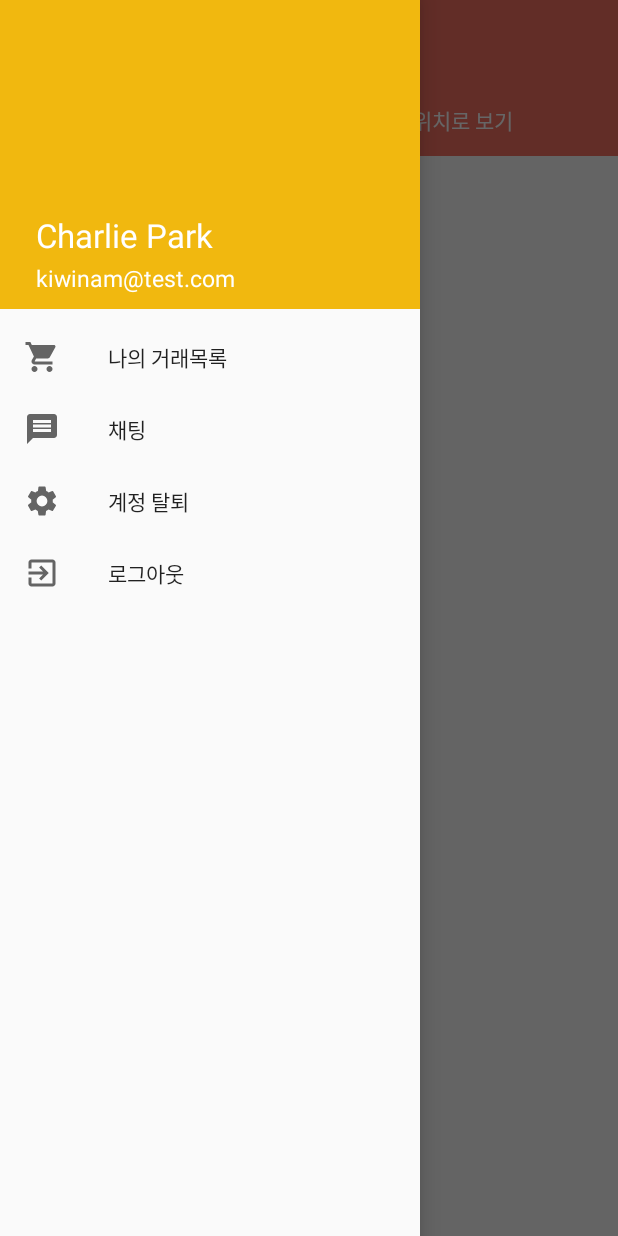
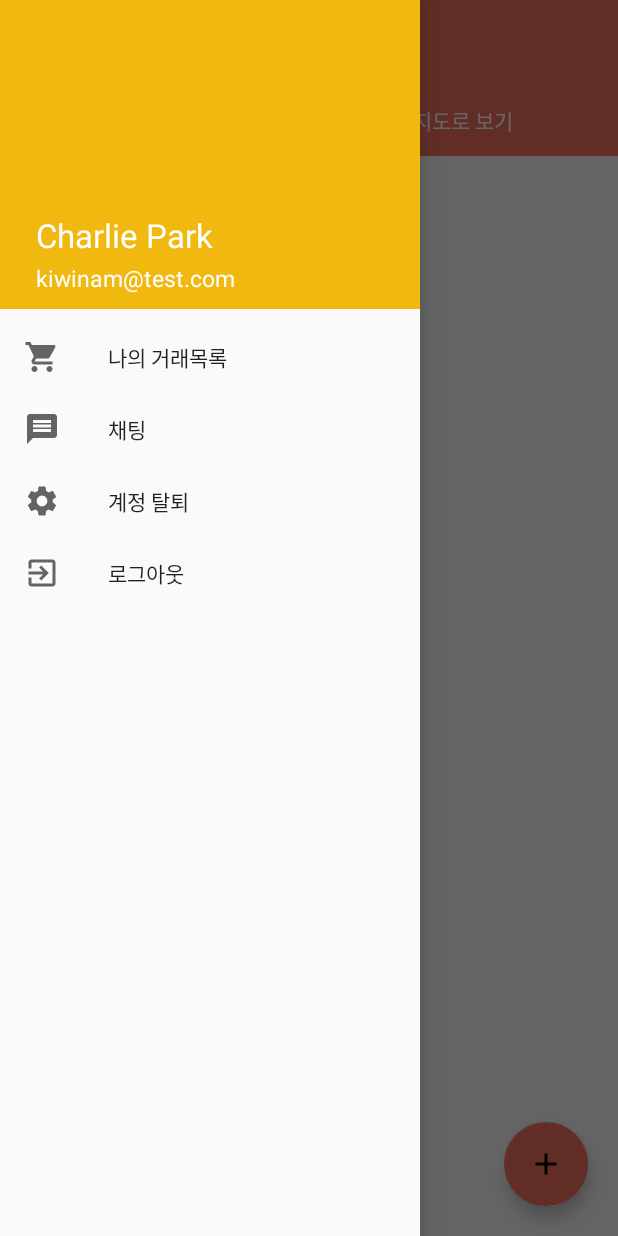
Before and after one commit to wooni97/Bboba, an Android app: the screen it shows after launch (MainActivity), with the side drawer open, on a phone screen of 412 x 824 dp. Run offline under Robolectric (Android 15) with nearby library versions, the phone set to English and light mode, and no system bars; our stand-ins replace Firebase (no records; nobody signed in at launch, a user with empty details on screens opened directly); libraries missing offline, so code that uses them is left out: com.kakao.auth, com.kakao.network, com.kakao.usermgmt, com.kakao.util, com.sothree.slidinguppanel; pictures from the network do not load; 5 statements that could not run were skipped.

Commit message:
add FloatingActionButton -> activity_request

```diff
--- a/app/src/main/AndroidManifest.xml
+++ b/app/src/main/AndroidManifest.xml
@@ -32,7 +32,6 @@
         <activity android:name=".MainActivity">
             <intent-filter>
                 <action android:name="android.intent.action.MAIN" />
-
                 <category android:name="android.intent.category.LAUNCHER" />
             </intent-filter>
         </activity>
--- a/app/src/main/java/com/example/bboba/ListFragment.kt
+++ b/app/src/main/java/com/example/bboba/ListFragment.kt
@@ -14,14 +14,12 @@ import com.kakao.usermgmt.callback.MeV2ResponseCallback
 import com.kakao.usermgmt.response.MeV2Response
 import kotlinx.android.synthetic.main.fragment_list.*
 
-/**
- * A simple [Fragment] subclass.
- */
 class ListFragment : Fragment() {
     private val reqData = ArrayList<Prints_Request>()
     private val database = FirebaseDatabase.getInstance()
     private val reqRef = database.getReference("PRINTS_REQUEST")
     private val dateRef = reqRef.child("date")
+
     override fun onCreate(savedInstanceState: Bundle?) {
         super.onCreate(savedInstanceState)
         retainInstance = true
--- a/app/src/main/java/com/example/bboba/MainActivity.kt
+++ b/app/src/main/java/com/example/bboba/MainActivity.kt
@@ -35,11 +35,11 @@ import kotlinx.android.synthetic.main.main_nav_header.*
 open class MainActivity : AppCompatActivity(),MapFragment.OnFragmentInteractionListener, NavigationView.OnNavigationItemSelectedListener {
     val listFragment = ListFragment() // 하나의 프레그먼트를 계속 이용하기 위해 생성자로 생성후 변수에 저장
     val mapFragment = MapFragment()
-    val context: Context = this
+    val context: Context = this // MainActivity context
 
-    //카카오 계정에 로그인 되어있는지를 검사하여 로그인 정보가 없으면 바로 로그인 페이지로 이동
+    //카카오 계정에 로그인 되어있는지를 검사하여 로그인 정보가 없으면 바로 로그인 페이지로 이동하는 함수
     //토큰이 있으면 메인액티비티가 나온다
-    fun requestAccessTokenInfo(context: Context) { //context를 매개변수에 넣어줘야한다
+    private fun requestAccessTokenInfo(context: Context) { //context를 매개변수에 넣어줘야한다
         com.kakao.auth.AuthService.getInstance().requestAccessTokenInfo(object:
             ApiResponseCallback<AccessTokenInfoResponse>() {
             override fun onSessionClosed(errorResult: ErrorResult?) {
@@ -61,9 +61,6 @@ open class MainActivity : AppCompatActivity(),MapFragment.OnFragmentInteractionL
         })
     }
 
-    override fun onFragmentInteraction(uri: Uri) {
-        TODO("not implemented") //To change body of created functions use File | Settings | File Templates.
-    }
     override fun onCreate(savedInstanceState: Bundle?) {
         super.onCreate(savedInstanceState)
         setContentView(R.layout.activity_main)
@@ -72,7 +69,7 @@ open class MainActivity : AppCompatActivity(),MapFragment.OnFragmentInteractionL
 
         val adapter = ViewPagerAdapter(supportFragmentManager)
         adapter.addFragment(listFragment, "시간순 보기")
-        adapter.addFragment(mapFragment, "위치로 보기")
+        adapter.addFragment(mapFragment, "지도로 보기")
         viewPager.adapter = adapter
         tabs.setupWithViewPager(viewPager)
 
@@ -85,6 +82,12 @@ open class MainActivity : AppCompatActivity(),MapFragment.OnFragmentInteractionL
 
         //네비게이션뷰 리스너 등록
         navigationView.setNavigationItemSelectedListener(this)
+
+        //요청글 작성 버튼 등록
+        add_request_button.setOnClickListener {
+            val nextIntent = Intent(this, RequestActivity::class.java)
+            startActivity(nextIntent)
+        }
     }
 
     // 3.툴바 메뉴 버튼을 설정
@@ -97,10 +100,10 @@ open class MainActivity : AppCompatActivity(),MapFragment.OnFragmentInteractionL
     override fun onOptionsItemSelected(item: MenuItem?): Boolean {
         // 클릭된 메뉴 아이템의 아이디 마다 when 구절로 클릭시 동작을 설정한다.
         when(item!!.itemId){
-            // 네비게이션 드로어 열기
             android.R.id.home -> {
                 val profileview = nav_header_profile //네비게이션뷰의 프로필 사진
-                drawerLayout.openDrawer(GravityCompat.START)
+                drawerLayout.openDrawer(GravityCompat.START) //메뉴버튼을 누르면 네비게이션 드로어를 연다
+
                 //카카오api에서 유저정보 받아오기
                 UserManagement.getInstance().me(object: MeV2ResponseCallback() {
                     override fun onFailure(errorResult: ErrorResult?) {
@@ -110,7 +113,7 @@ open class MainActivity : AppCompatActivity(),MapFragment.OnFragmentInteractionL
                         Log.d("example", "aaabb=세션 닫힘")
                     }
 
-                    override fun onSuccess(result: MeV2Response?) {
+                    override fun onSuccess(result: MeV2Response?) {//세션정보를 잘 받아왔으면, 정보들을 채워넣는다
                         if(result!=null) {
                             val profileImage = result.kakaoAccount.profile.profileImageUrl
                             val userName = result.kakaoAccount.profile.nickname
@@ -129,11 +132,11 @@ open class MainActivity : AppCompatActivity(),MapFragment.OnFragmentInteractionL
     //네비게이션 드로어 메뉴 선택시
     override fun onNavigationItemSelected(menuItem: MenuItem): Boolean {
         when (menuItem.itemId) {
-            R.id.cart -> {
+            R.id.cart -> { //나의 거래목록
                 val intent = Intent(context,MyTradeActivity::class.java)
                 startActivity(intent)
             }
-            R.id.logout -> {
+            R.id.logout -> { //로그아웃
                 UserManagement.getInstance().requestLogout(object: LogoutResponseCallback(){
                     override fun onCompleteLogout() {
                         //로그아웃 메세지 띄우기
@@ -149,7 +152,7 @@ open class MainActivity : AppCompatActivity(),MapFragment.OnFragmentInteractionL
 
                 })
             }
-            R.id.chat -> {
+            R.id.chat -> { //채팅
                 val nextintent = Intent(context,ChatActivity::class.java)
                 startActivity(nextintent)
             }
@@ -209,7 +212,6 @@ open class MainActivity : AppCompatActivity(),MapFragment.OnFragmentInteractionL
     override fun onResume() {
         super.onResume()
         //교수님이 말씀하신 매칭 선택 후 뒤로가기를 통해 map화면으로 오는 것이 아닌 자동으로 map 화면 띄우기 구현
-
         var fragmentnumber = this.intent.getIntExtra("fragmentNumber", 1)
         if(fragmentnumber==2) {
             val tabhost: TabLayout = this.findViewById(R.id.tabs)
@@ -217,5 +219,9 @@ open class MainActivity : AppCompatActivity(),MapFragment.OnFragmentInteractionL
         }
     }
 
+    override fun onFragmentInteraction(uri: Uri) {
+        TODO("not implemented") //To change body of created functions use File | Settings | File Templates.
+    }
+
 
 }
--- a/app/src/main/java/com/example/bboba/RequestActivity.kt
+++ b/app/src/main/java/com/example/bboba/RequestActivity.kt
@@ -20,7 +20,7 @@ import java.util.*
 
 class RequestActivity : AppCompatActivity(),SeekBar.OnSeekBarChangeListener {
     val context = this
-    //Seekbar
+    //Seekbar 관련 함수
     override fun onProgressChanged(seekBar: SeekBar, progress: Int,fromUser: Boolean) {
         val d_page = progress+1
         this.div_page = d_page.toString()
@@ -38,7 +38,6 @@ class RequestActivity : AppCompatActivity(),SeekBar.OnSeekBarChangeListener {
     }
 
     //변수
-    val locations = arrayOf("과학관", "전자관", "기계관", "강의동", "학생회관")
     lateinit var name: String
     var total_page: String? = null
     var detail_request: String? = null
--- /dev/null
+++ b/app/src/main/res/drawable/ic_add_black_24dp.xml
@@ -0,0 +1,9 @@
+<vector xmlns:android="http://schemas.android.com/apk/res/android"
+        android:width="24dp"
+        android:height="24dp"
+        android:viewportWidth="24.0"
+        android:viewportHeight="24.0">
+    <path
+        android:fillColor="#FF000000"
+        android:pathData="M19,13h-6v6h-2v-6H5v-2h6V5h2v6h6v2z"/>
+</vector>
--- a/app/src/main/res/layout/activity_main.xml
+++ b/app/src/main/res/layout/activity_main.xml
@@ -3,6 +3,7 @@
 <androidx.drawerlayout.widget.DrawerLayout
     xmlns:android="http://schemas.android.com/apk/res/android"
     xmlns:app="http://schemas.android.com/apk/res-auto"
+    xmlns:tools="http://schemas.android.com/tools"
     android:id="@+id/drawerLayout"
     android:layout_width="match_parent"
     android:layout_height="match_parent" >
@@ -18,7 +19,20 @@
             android:background="@color/main_color"
             android:theme="@style/ThemeOverlay.AppCompat.ActionBar"
             app:layout_constraintTop_toTopOf="parent"
-                app:popupTheme="@style/ThemeOverlay.AppCompat.Light" />
+            app:popupTheme="@style/ThemeOverlay.AppCompat.Light">
+
+            <TextView
+                android:id="@+id/toolbar_title"
+                android:layout_width="wrap_content"
+                android:layout_height="wrap_content"
+                android:gravity="center"
+                android:text="요청 게시글 목록"
+                android:textColor="@color/white"
+                android:textSize="20sp"
+                android:layout_gravity = "center"
+                tools:layout_editor_absoluteX="16dp"
+                tools:layout_editor_absoluteY="14dp" />
+        </androidx.appcompat.widget.Toolbar>
 
         <com.google.android.material.tabs.TabLayout
             android:id="@+id/tabs"
@@ -39,6 +53,18 @@
             app:layout_constraintStart_toStartOf="parent"
             app:layout_constraintTop_toBottomOf="@+id/tabs" />
 
+        <com.google.android.material.floatingactionbutton.FloatingActionButton
+            android:id="@+id/add_request_button"
+            android:layout_width="wrap_content"
+            android:layout_height="wrap_content"
+            android:layout_gravity="end|bottom"
+            android:layout_marginRight="20dp"
+            android:layout_marginBottom="20dp"
+            android:contentDescription="요청글 작성"
+            android:src="@drawable/ic_add_black_24dp"
+            app:layout_constraintBottom_toBottomOf="parent"
+            app:layout_constraintEnd_toEndOf="parent" />
+
     </androidx.constraintlayout.widget.ConstraintLayout>
         <com.google.android.material.navigation.NavigationView
             android:id="@+id/navigationView"
```
Also changed, not shown: app/src/main/java/com/example/bboba/DetailViewActivity.kt (+4 -13 lines), app/src/main/java/com/example/bboba/LocationPickerDialog.kt (+26 -32 lines), app/src/main/java/com/example/bboba/LocationViewerDialog.kt (+1 -9 lines), app/src/main/java/com/example/bboba/LoginActivity.kt (+4 -4 lines), app/src/main/java/com/example/bboba/ReqCardAdapter.kt (+4 -20 lines). Lines whose indentation alone changed are shown as unchanged.
